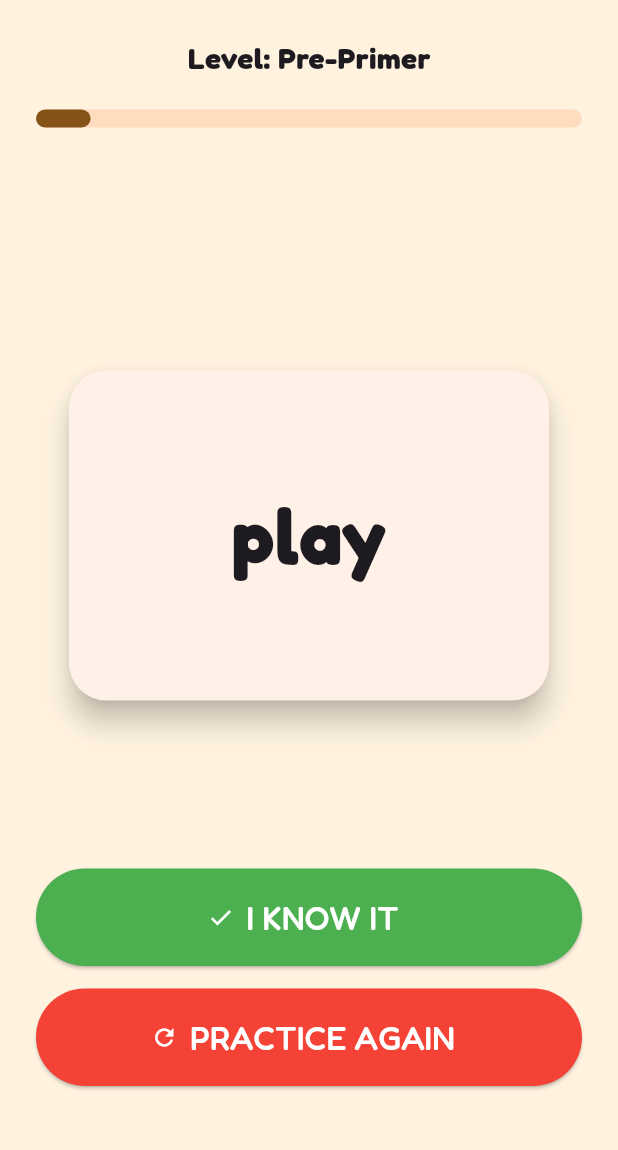
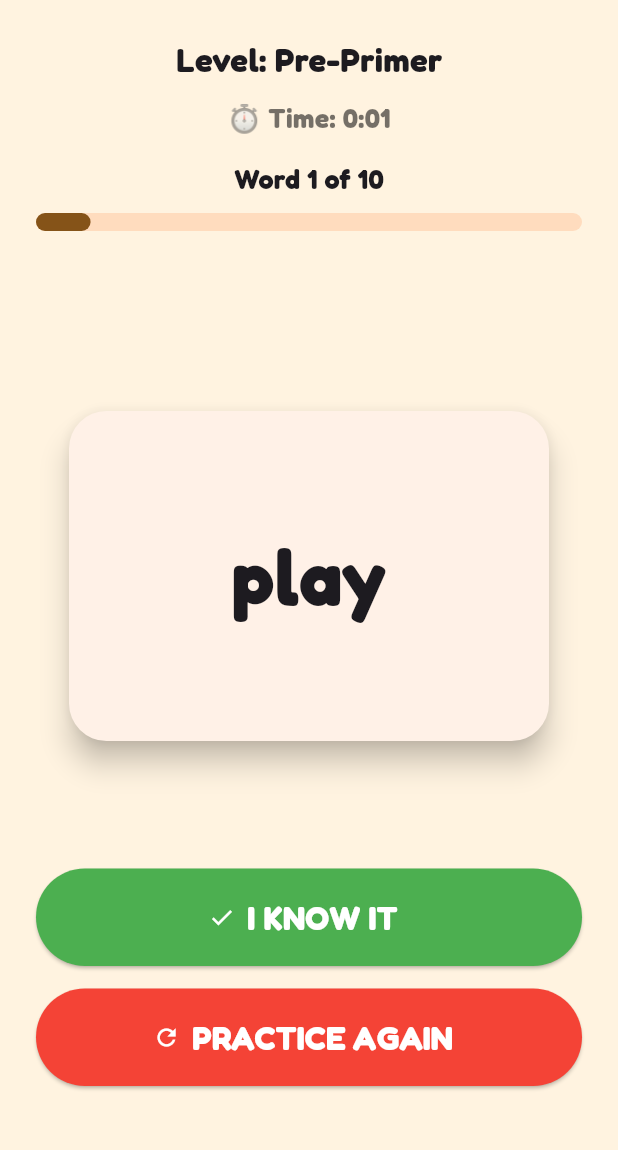
Before and after one commit to Arfrial/dolch-sight-word-game, a Flutter app: the screen it shows after launch, after a tap on "PLAY", on a phone screen of 412 x 824 dp, the part 84-1234 px from its top. Run offline on Flutter 3.47's test engine with Material 3 defaults, Android fonts, the phone set to English and light mode, and no system bars; our stand-ins replace google_fonts, shared_preferences.

Commit message:
timer inplementation

```diff
--- a/lib/screens/flash_dash_screen.dart
+++ b/lib/screens/flash_dash_screen.dart
@@ -1,3 +1,4 @@
+import 'dart:async';
 import 'dart:math';
 
 import 'package:flutter/material.dart';
@@ -20,10 +21,12 @@ class _FlashDashScreenState extends State<FlashDashScreen> {
   late List<String> words;
 
   int currentIndex = 0;
-
   int firstTryCorrect = 0;
 
   final Set<String> missedWords = {};
+
+  late Timer timer;
+  int secondsElapsed = 0;
 
   @override
   void initState() {
@@ -32,6 +35,12 @@ class _FlashDashScreenState extends State<FlashDashScreen> {
     words = List.from(DolchWords.levels[widget.level]!);
     words.shuffle(Random());
     words = words.take(10).toList();
+
+    timer = Timer.periodic(const Duration(seconds: 1), (_) {
+      setState(() {
+        secondsElapsed++;
+      });
+    });
   }
 
   void knowIt() {
@@ -40,12 +49,15 @@ class _FlashDashScreenState extends State<FlashDashScreen> {
     }
 
     if (currentIndex == words.length - 1) {
+      timer.cancel();
+
       Navigator.pushReplacement(
         context,
         MaterialPageRoute(
           builder: (_) => ResultsScreen(
             score: firstTryCorrect,
             total: words.length,
+            seconds: secondsElapsed,
           ),
         ),
       );
@@ -87,12 +99,33 @@ class _FlashDashScreenState extends State<FlashDashScreen> {
             Text(
               "Level: ${widget.level}",
               style: const TextStyle(
-                fontSize: 20,
+                fontSize: 22,
                 fontWeight: FontWeight.bold,
               ),
             ),
 
-            const SizedBox(height: 20),
+            const SizedBox(height: 10),
+
+            Text(
+              "⏱ Time: ${secondsElapsed ~/ 60}:${(secondsElapsed % 60).toString().padLeft(2, '0')}",
+              style: const TextStyle(
+                fontSize: 18,
+                fontWeight: FontWeight.bold,
+                color: Colors.black54,
+              ),
+            ),
+
+            const SizedBox(height: 15),
+
+            Text(
+              "Word ${currentIndex + 1} of ${words.length}",
+              style: const TextStyle(
+                fontSize: 18,
+                fontWeight: FontWeight.bold,
+              ),
+            ),
+
+            const SizedBox(height: 10),
 
             LinearProgressIndicator(
               value: (currentIndex + 1) / words.length,
@@ -100,25 +133,21 @@ class _FlashDashScreenState extends State<FlashDashScreen> {
               borderRadius: BorderRadius.circular(20),
             ),
 
-            const SizedBox(height: 50),
+            const SizedBox(height: 35),
 
             Expanded(
               child: Center(
                 child: Dismissible(
                   key: ValueKey(words[currentIndex]),
-
                   direction: DismissDirection.horizontal,
-
                   confirmDismiss: (direction) async {
                     if (direction == DismissDirection.startToEnd) {
                       knowIt();
                     } else {
                       practiceAgain();
                     }
-
                     return false;
                   },
-
                   background: Container(
                     alignment: Alignment.centerLeft,
                     padding: const EdgeInsets.only(left: 25),
@@ -132,7 +161,6 @@ class _FlashDashScreenState extends State<FlashDashScreen> {
                       size: 40,
                     ),
                   ),
-
                   secondaryBackground: Container(
                     alignment: Alignment.centerRight,
                     padding: const EdgeInsets.only(right: 25),
@@ -146,7 +174,6 @@ class _FlashDashScreenState extends State<FlashDashScreen> {
                       size: 40,
                     ),
                   ),
-
                   child: Card(
                     elevation: 8,
                     shape: RoundedRectangleBorder(
@@ -177,7 +204,10 @@ class _FlashDashScreenState extends State<FlashDashScreen> {
                 icon: const Icon(Icons.check),
                 label: const Text(
                   "I KNOW IT",
-                  style: TextStyle(fontSize: 22),
+                  style: TextStyle(
+                    fontSize: 22,
+                    fontWeight: FontWeight.bold,
+                  ),
                 ),
                 style: ElevatedButton.styleFrom(
                   backgroundColor: Colors.green,
@@ -196,7 +226,10 @@ class _FlashDashScreenState extends State<FlashDashScreen> {
                 icon: const Icon(Icons.refresh),
                 label: const Text(
                   "PRACTICE AGAIN",
-                  style: TextStyle(fontSize: 22),
+                  style: TextStyle(
+                    fontSize: 22,
+                    fontWeight: FontWeight.bold,
+                  ),
                 ),
                 style: ElevatedButton.styleFrom(
                   backgroundColor: Colors.red,
@@ -211,4 +244,10 @@ class _FlashDashScreenState extends State<FlashDashScreen> {
       ),
     );
   }
+
+  @override
+  void dispose() {
+    timer.cancel();
+    super.dispose();
+  }
 }
```
Also changed, not shown: lib/screens/results_screen.dart (+43 -10 lines).
